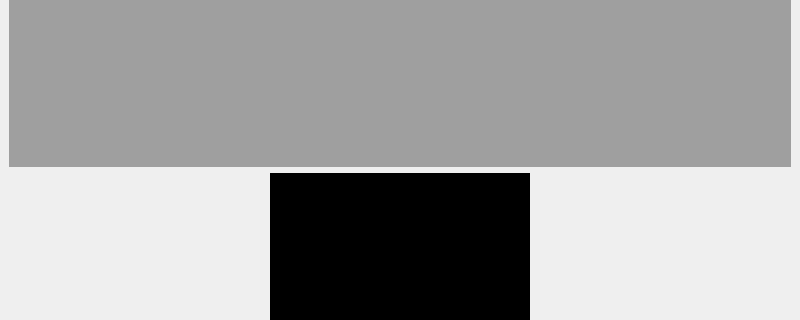
Qt form viaorganizer.ui (bruceHun/pythonImageEditor) before a commit; both pictures show x 0 to 800 and y 181 to 501 of the 800 by 600 pixel window.
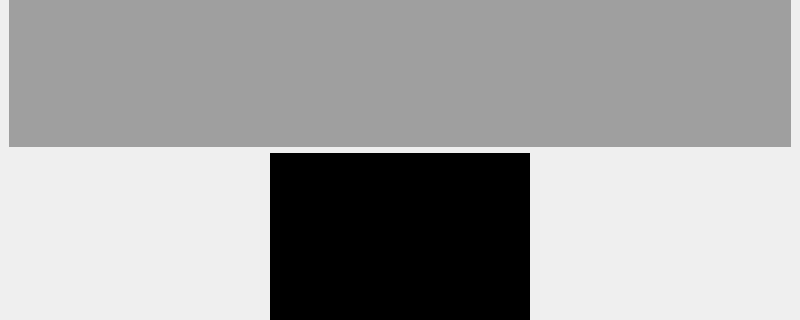
The same form after that commit.

Diff of the .ui file:
```diff
--- a/viaorganizer.ui
+++ b/viaorganizer.ui
@@ -20,7 +20,7 @@
       <property name="maximumSize">
        <size>
         <width>16777215</width>
-        <height>320</height>
+        <height>300</height>
        </size>
       </property>
       <property name="activationOrder">
@@ -29,18 +29,6 @@
       <property name="viewMode">
        <enum>QMdiArea::SubWindowView</enum>
       </property>
-      <property name="documentMode">
-       <bool>false</bool>
-      </property>
-      <property name="tabsClosable">
-       <bool>false</bool>
-      </property>
-      <property name="tabsMovable">
-       <bool>false</bool>
-      </property>
-      <property name="tabShape">
-       <enum>QTabWidget::Rounded</enum>
-      </property>
      </widget>
     </item>
     <item>
```
Left out of the diff: 21 changed lines with no effect on the pictures.
